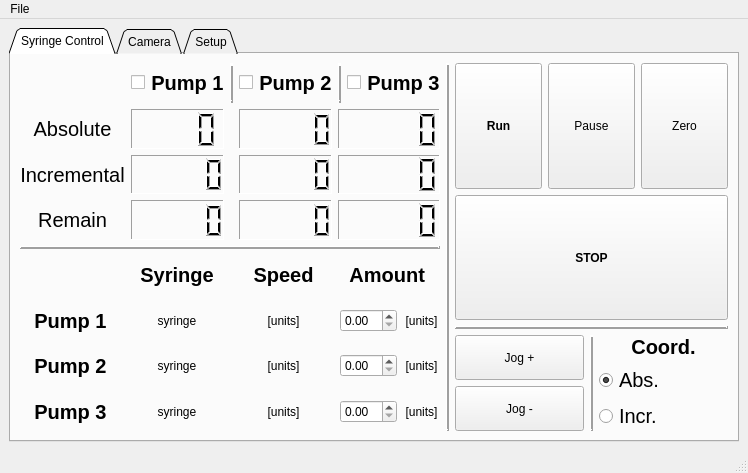
pachterlab/poseidon, file SOFTWARE/poseidon_controller_gui.ui: the form before one commit.
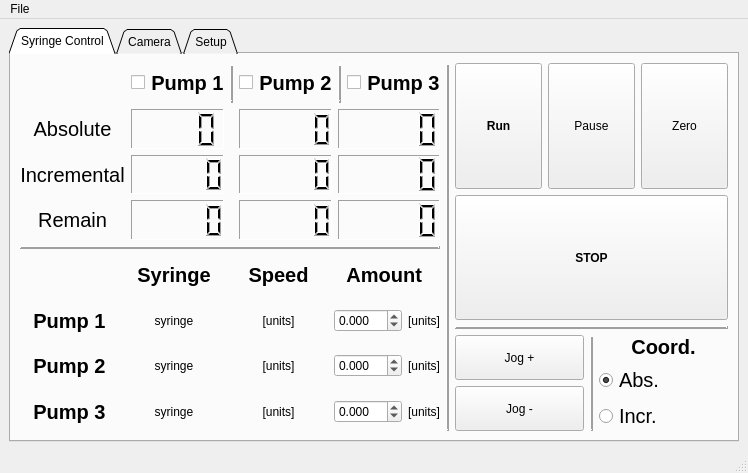
The form after the commit. The open tabs and pages were chosen to show the change.

Commit message: Had to re add the negative sign input into the displacements on the GUI controller page to allow for aspiration

Patch:
```diff
--- a/SOFTWARE/poseidon_controller_gui.ui
+++ b/SOFTWARE/poseidon_controller_gui.ui
@@ -381,7 +381,14 @@
                 <item>
                  <layout class="QHBoxLayout" name="horizontalLayout_9">
                   <item>
-                   <widget class="QDoubleSpinBox" name="p2_amount_INPUT"/>
+                   <widget class="QDoubleSpinBox" name="p2_amount_INPUT">
+                    <property name="decimals">
+                     <number>3</number>
+                    </property>
+                    <property name="minimum">
+                     <double>-99.000000000000000</double>
+                    </property>
+                   </widget>
                   </item>
                  </layout>
                 </item>
@@ -402,7 +409,14 @@
                 <item>
                  <layout class="QHBoxLayout" name="horizontalLayout_16">
                   <item>
-                   <widget class="QDoubleSpinBox" name="p3_amount_INPUT"/>
+                   <widget class="QDoubleSpinBox" name="p3_amount_INPUT">
+                    <property name="decimals">
+                     <number>3</number>
+                    </property>
+                    <property name="minimum">
+                     <double>-99.000000000000000</double>
+                    </property>
+                   </widget>
                   </item>
                  </layout>
                 </item>
@@ -423,7 +437,14 @@
                 <item>
                  <layout class="QHBoxLayout" name="horizontalLayout_6">
                   <item>
-                   <widget class="QDoubleSpinBox" name="p1_amount_INPUT"/>
+                   <widget class="QDoubleSpinBox" name="p1_amount_INPUT">
+                    <property name="decimals">
+                     <number>3</number>
+                    </property>
+                    <property name="minimum">
+                     <double>-99.000000000000000</double>
+                    </property>
+                   </widget>
                   </item>
                  </layout>
                 </item>
```
Left out of the diff: 2 changed lines with no effect on the pictures. The commit also changes 2 other files.
